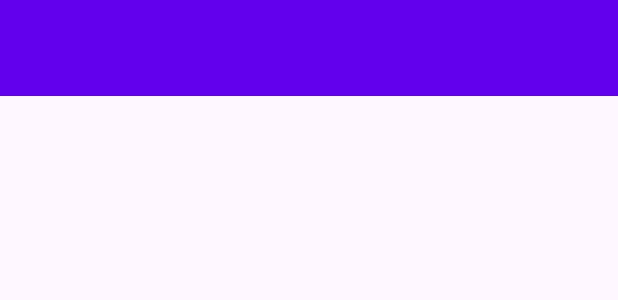
After one commit to lauraluch/SplitTheBill, an Android app: the layout toolbar.xml on its own in the app's theme, with its tools: preview values and no code run, on a phone screen of 412 x 824 dp. The commit adds this screen. Shown: the top 300 px of the screen. Run offline under Robolectric (Android 15) with nearby library versions, the phone set to English and light mode, and no system bars.

Commit message:
feat: create toolbar

```diff
--- a/app/src/main/java/com/laura/splitthebill/view/PersonDetailsActivity.kt
+++ b/app/src/main/java/com/laura/splitthebill/view/PersonDetailsActivity.kt
@@ -32,9 +32,6 @@ class PersonDetailsActivity: AppCompatActivity() {
                 }
                 nameEt.setText(_receivedPerson.name)
                 totalPriceEt.setText(_receivedPerson.totalPricePaid.toString())
-
-                itemsAdapter = ArrayAdapter(this@PersonDetailsActivity, apdb.itemsBoughtLv, _receivedPerson.thingsBought)
-                itemsBoughtLv.adapter = itemsAdapter
             }
         }
 
@@ -44,7 +41,8 @@ class PersonDetailsActivity: AppCompatActivity() {
                     id = receivedPerson?.id,
                     name = nameEt.text.toString(),
                     totalPricePaid = totalPriceEt.text.toString().toDouble(),
-                    thingsBought = itemsAdapter
+                    // Mudar lista vazia utilizada apenas para teste
+                    thingsBought = emptyList()
                 )
 
                 val resultIntent = Intent()
--- /dev/null
+++ b/app/src/main/res/layout/toolbar.xml
@@ -0,0 +1,10 @@
+<?xml version="1.0" encoding="utf-8"?>
+<androidx.appcompat.widget.Toolbar xmlns:android="http://schemas.android.com/apk/res/android"
+    xmlns:app="http://schemas.android.com/apk/res-auto"
+    android:id="@+id/toolbar"
+    android:layout_width="match_parent"
+    android:layout_height="?attr/actionBarSize"
+    app:titleTextColor="@color/white"
+    app:subtitleTextColor="@color/white"
+    android:background="@color/design_default_color_primary"
+    />
```
Also changed, not shown: app/src/main/res/layout/activity_main.xml (+30 -16 lines).
